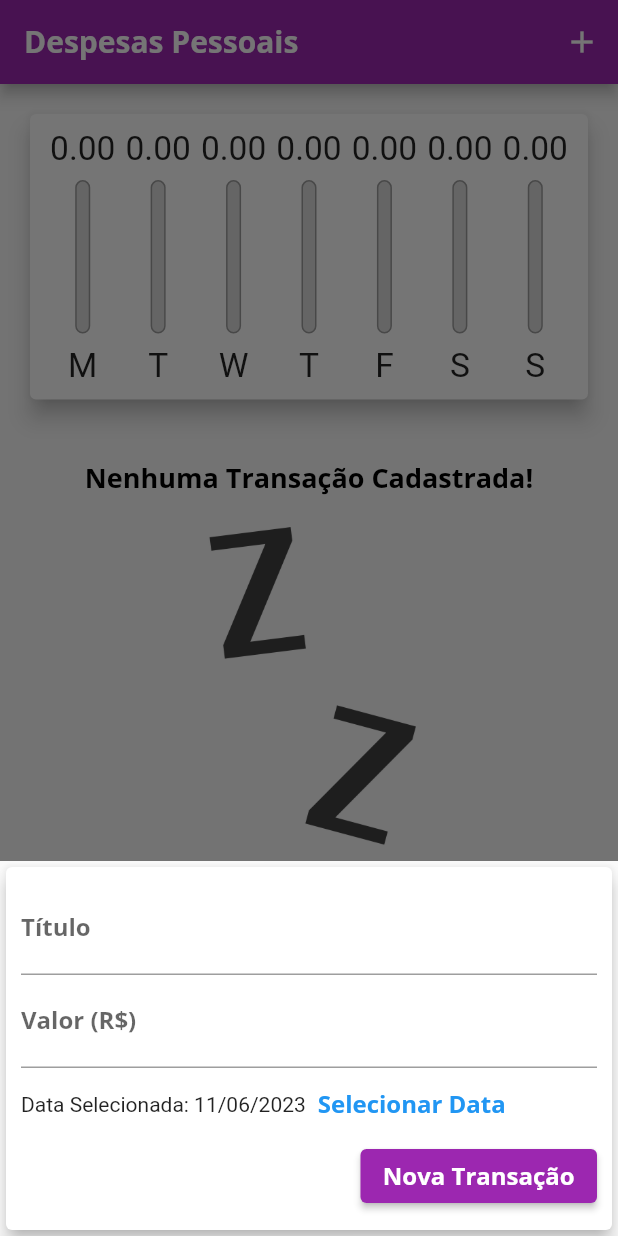
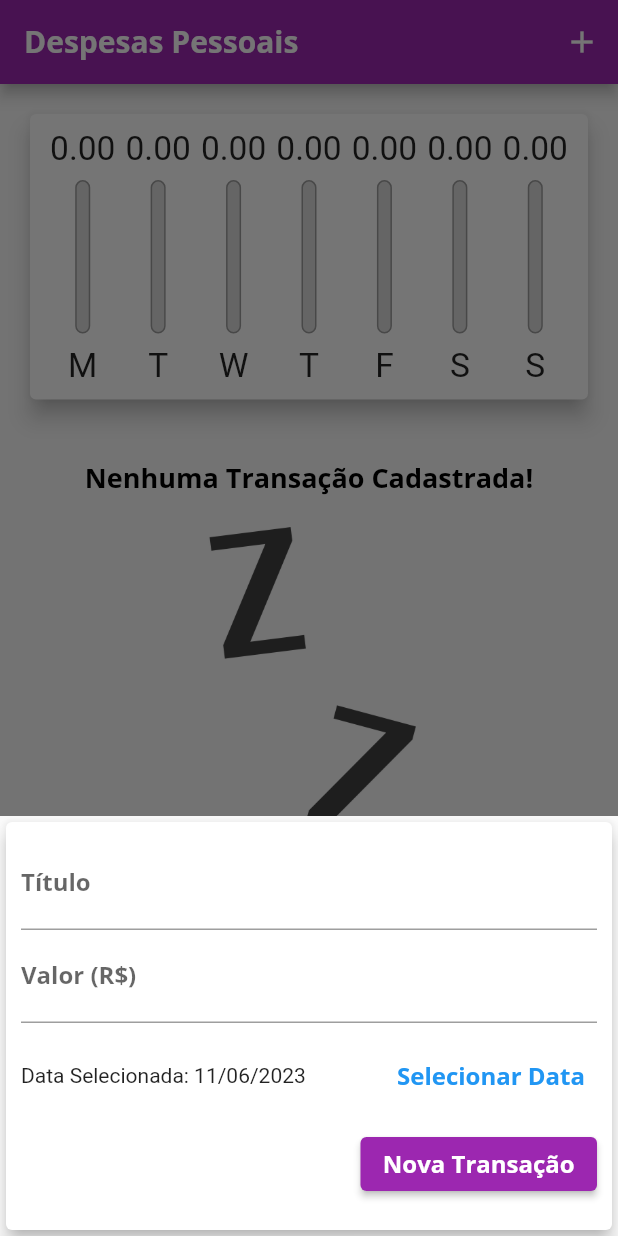
Before and after one commit to th1agoduarte/flutter_project_expenses, a Flutter app: the screen it shows after launch, after a tap on the "add" icon, on a phone screen of 412 x 824 dp. Run offline on Flutter 3.47's test engine with Material 2 defaults, Android fonts, the light colour scheme and no system bars.

Commit message:
feat: Criado os metodos adaptivos do DatePicker e TextField do Form

```diff
--- /dev/null
+++ b/lib/components/adaptative_date_picker.dart
@@ -0,0 +1,67 @@
+import 'package:flutter/material.dart';
+import 'package:flutter/cupertino.dart';
+import 'package:intl/intl.dart';
+import 'dart:io';
+
+class AdaptativeDatePicker extends StatelessWidget {
+  final DateTime selectedDate;
+  final Function(DateTime) onDateChanged;
+
+  AdaptativeDatePicker({
+    required this.selectedDate,
+    required this.onDateChanged,
+  });
+
+  _showDatePicker(BuildContext context) {
+    showDatePicker(
+      context: context,
+      initialDate: DateTime.now(),
+      firstDate: DateTime(DateTime.now().year - 5),
+      lastDate: DateTime.now(),
+    ).then((pickedDate) {
+      if (pickedDate == null) {
+        return;
+      }
+      onDateChanged(pickedDate);
+    });
+  }
+
+  @override
+  Widget build(BuildContext context) {
+    return Container(
+      child: Platform.isIOS
+          ? Container(
+              height: 180,
+              child: CupertinoDatePicker(
+                mode: CupertinoDatePickerMode.date,
+                initialDateTime: DateTime.now(),
+                minimumDate: DateTime(DateTime.now().year - 5),
+                maximumDate: DateTime.now(),
+                onDateTimeChanged: onDateChanged,
+              ),
+            )
+          : Container(
+              height: 70,
+              child: Row(
+                children: [
+                  Expanded(
+                    child: Text(selectedDate == null
+                        ? 'Nenhuma data selecionada!'
+                        : 'Data Selecionada: ${DateFormat('dd/MM/y').format(selectedDate)}'),
+                  ),
+                  TextButton(
+                    onPressed: () => _showDatePicker(context),
+                    child: Text(
+                      'Selecionar Data',
+                      style: TextStyle(
+                        color: Theme.of(context).primaryColor,
+                        fontWeight: FontWeight.bold,
+                      ),
+                    ),
+                  ),
+                ],
+              ),
+            ),
+    );
+  }
+}
--- /dev/null
+++ b/lib/components/adaptative_textfield.dart
@@ -0,0 +1,44 @@
+import 'package:flutter/material.dart';
+import 'package:flutter/cupertino.dart';
+import 'dart:io';
+
+class AdaptativeTextField extends StatelessWidget {
+  final String label;
+  final TextEditingController controller;
+  final TextInputType keyboardType;
+  final Function(String) onSubmitted;
+
+  AdaptativeTextField({
+    required this.label,
+    required this.onSubmitted,
+    required this.controller,
+    this.keyboardType = TextInputType.text,
+  });
+
+  @override
+  Widget build(BuildContext context) {
+    return Container(
+      child: Platform.isIOS
+          ? Padding(
+              padding: const EdgeInsets.only(bottom: 10),
+              child: CupertinoTextField(
+                  placeholder: label,
+                  controller: controller,
+                  keyboardType: keyboardType,
+                  onSubmitted: onSubmitted,
+                  padding: EdgeInsets.symmetric(
+                    horizontal: 6,
+                    vertical: 12,
+                  )),
+            )
+          : TextField(
+              decoration: InputDecoration(
+                labelText: label,
+              ),
+              controller: controller,
+              keyboardType: keyboardType,
+              onSubmitted: onSubmitted,
+            ),
+    );
+  }
+}
--- a/lib/components/transaction_form.dart
+++ b/lib/components/transaction_form.dart
@@ -1,6 +1,8 @@
 import 'package:flutter/material.dart';
 import 'package:intl/intl.dart';
+import 'package:project_expenses/components/adaptative_textfield.dart';
 import 'adaptative_button.dart';
+import 'adaptative_date_picker.dart';
 
 class TransactionForm extends StatefulWidget {
   final void Function(
@@ -31,67 +33,36 @@ class _TransactionFormState extends State<TransactionForm> {
     widget.onSubmit(title, value, date);
   }
 
-  _showDatePicker() {
-    showDatePicker(
-      context: context,
-      initialDate: DateTime.now(),
-      firstDate: DateTime(DateTime.now().year - 5),
-      lastDate: DateTime.now(),
-    ).then((value) => {
-          if (value != null)
-            {
-              setState(() {
-                _selectedDate = value;
-              })
-            }
-        });
-  }
-
   @override
   Widget build(BuildContext context) {
     return LayoutBuilder(builder: (context, constraints) {
       return SingleChildScrollView(
         child: Container(
-          height: 250,
+          height: 280,
           child: Card(
             elevation: 5,
             child: Padding(
               padding: const EdgeInsets.all(10.0),
               child: Column(
                 children: [
-                  TextField(
-                    controller: _titleController,
+                  AdaptativeTextField(
+                      label: 'Título',
+                      onSubmitted: (_) => _submitForm(),
+                      controller: _titleController),
+                  AdaptativeTextField(
+                    label: 'Valor (R\$)',
                     onSubmitted: (_) => _submitForm(),
-                    decoration: InputDecoration(
-                      labelText: 'Título',
-                    ),
-                  ),
-                  TextField(
+                    controller: _valueController,
                     keyboardType:
                         TextInputType.numberWithOptions(decimal: true),
-                    onSubmitted: (_) => _submitForm(),
-                    controller: _valueController,
-                    decoration: InputDecoration(
-                      labelText: 'Valor (R\$)',
-                    ),
                   ),
-                  Row(
-                    children: [
-                      _selectedDate == null
-                          ? Text('Nenhuma data selecionada!')
-                          : Text(
-                              'Data Selecionada: ${DateFormat('dd/MM/y').format(_selectedDate)}'),
-                      TextButton(
-                        onPressed: _showDatePicker,
-                        child: Text(
-                          'Selecionar Data',
-                          style: TextStyle(
-                            color: Theme.of(context).primaryColor,
-                            fontWeight: FontWeight.bold,
-                          ),
-                        ),
-                      ),
-                    ],
+                  AdaptativeDatePicker(
+                    selectedDate: _selectedDate,
+                    onDateChanged: (newDate) {
+                      setState(() {
+                        _selectedDate = newDate;
+                      });
+                    },
                   ),
                   Row(
                     mainAxisAlignment: MainAxisAlignment.end,
@@ -101,7 +72,7 @@ class _TransactionFormState extends State<TransactionForm> {
                         onPressed: _submitForm,
                       ),
                     ],
-                  )
+                  ),
                 ],
               ),
             ),
```
